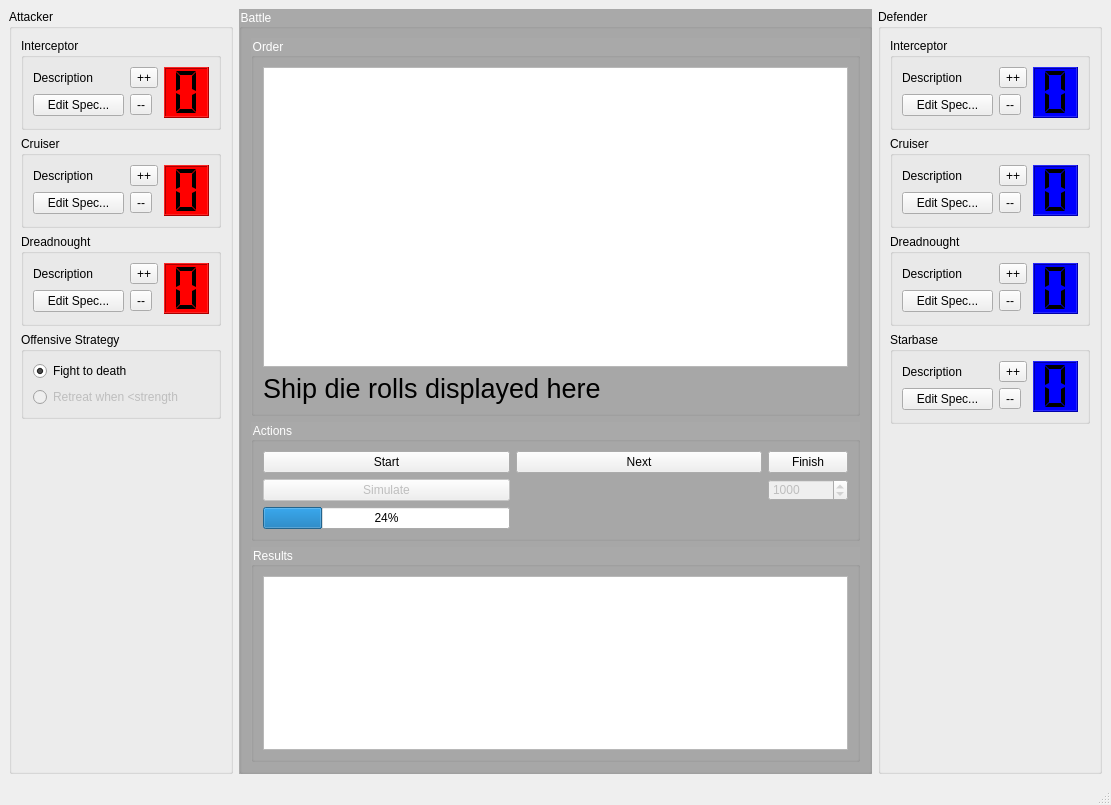
This is EclipseSimulator/EclipseSimulatorMainWindow.ui in danielcwhite/eclipse-simulator as Qt 5 draws it before an edit. The edited form follows.
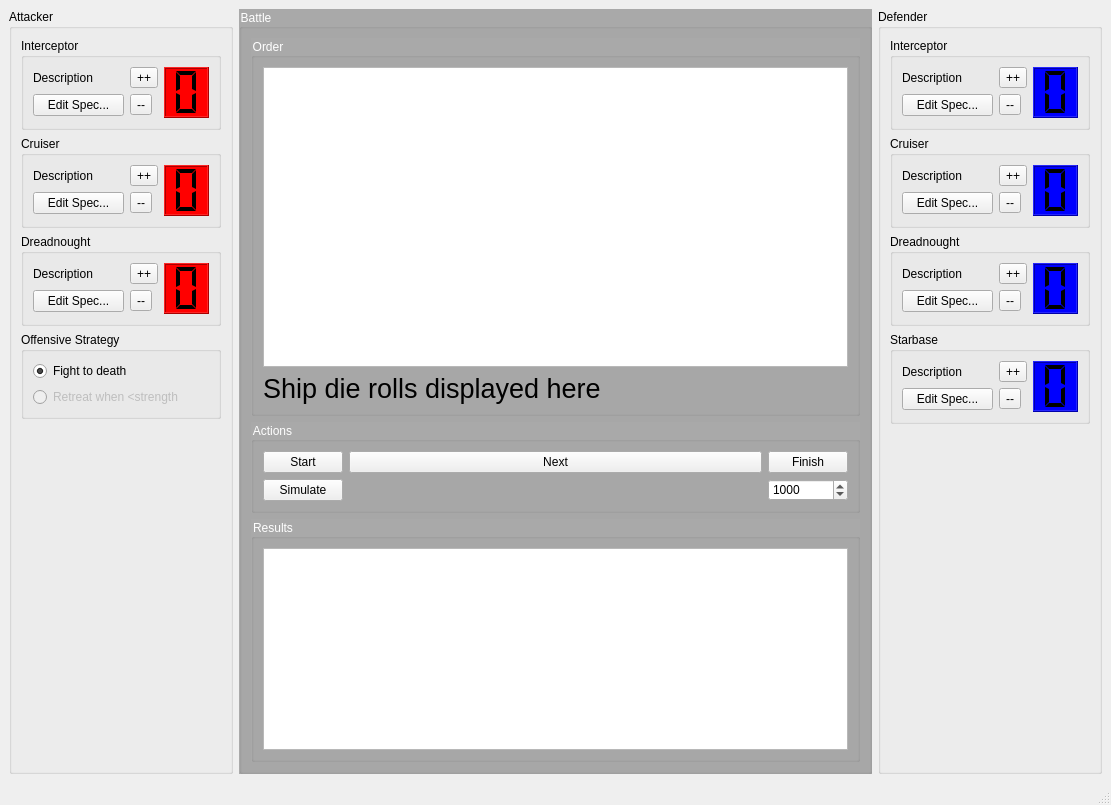
This is the edited form.

Commit message: Basic simulation engine

Patch:
```diff
--- a/EclipseSimulator/EclipseSimulatorMainWindow.ui
+++ b/EclipseSimulator/EclipseSimulatorMainWindow.ui
@@ -337,17 +337,10 @@
           <string>Actions</string>
          </property>
          <layout class="QGridLayout" name="gridLayout_3">
-          <item row="2" column="0">
-           <widget class="QProgressBar" name="simulationProgressBar_">
-            <property name="value">
-             <number>24</number>
-            </property>
-           </widget>
-          </item>
           <item row="1" column="2">
            <widget class="QSpinBox" name="numTrialsSpinBox_">
             <property name="enabled">
-             <bool>false</bool>
+             <bool>true</bool>
             </property>
             <property name="minimum">
              <number>1</number>
@@ -366,7 +359,7 @@
           <item row="1" column="0">
            <widget class="QPushButton" name="runSimulationPushButton_">
             <property name="enabled">
-             <bool>false</bool>
+             <bool>true</bool>
             </property>
             <property name="text">
              <string>Simulate</string>
```
The commit also changes 2 other files.
